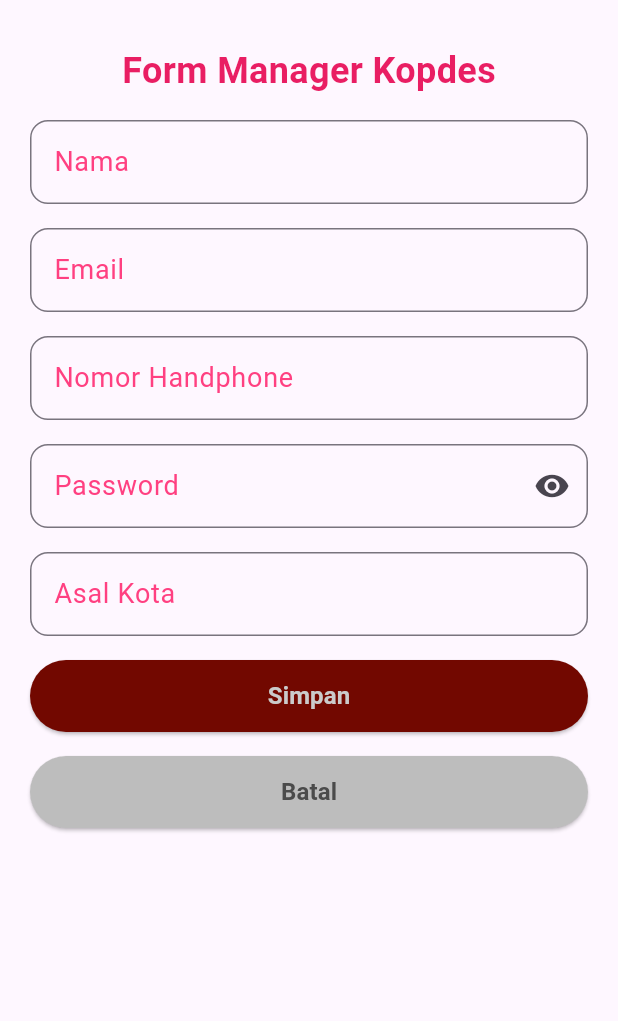
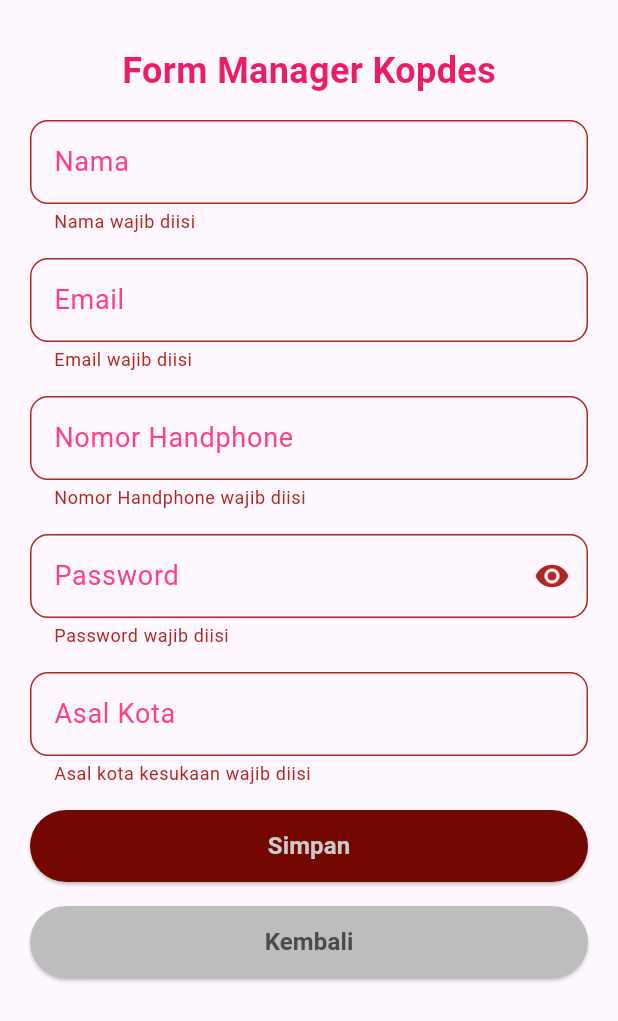
Before and after one commit to minipingu/ppkd_ju_android_dev_dede, a Flutter app: the FormKopdes widget shown alone on an empty page, opened directly with empty values, after a tap on "Simpan", on a phone screen of 412 x 824 dp. Shown: the top 1021 px of the screen. Run offline on Flutter 3.47's test engine with Material 3 defaults, Android fonts, the phone set to English and light mode, and no system bars; our stand-ins replace go_router, google_fonts, shared_preferences, sqflite; missing offline and left inert: android_alarm_manager_plus, flutter_full_screen_intent; accounts and stored records are empty.

Commit message:
update berhasil

```diff
--- a/lib/Tugas12-13/views/form_kopdes.dart
+++ b/lib/Tugas12-13/views/form_kopdes.dart
@@ -24,6 +24,7 @@ class _FormKopdesState extends State<FormKopdes> {
 
   final _formKey = GlobalKey<FormState>();
 
+  int? id;
   final nameController = TextEditingController();
   final emailController = TextEditingController();
   final phoneNumberController = TextEditingController();
@@ -39,6 +40,7 @@ class _FormKopdesState extends State<FormKopdes> {
 
     if (widget.manager != null) {
       final manager = widget.manager!;
+      id = manager.id;
       nameController.text = manager.name;
       emailController.text = manager.email;
       phoneNumberController.text = manager.phone;
@@ -65,6 +67,7 @@ class _FormKopdesState extends State<FormKopdes> {
     }
 
     final manager = ManagerModel(
+      id: id,
       name: name,
       email: email,
       phone: phone,
@@ -80,12 +83,22 @@ class _FormKopdesState extends State<FormKopdes> {
 
     if (success) {
       ScaffoldMessenger.of(context).showSnackBar(
-        const SnackBar(content: Text('Manager berhasil di daftarkan! 😊👍')),
-      );
+        SnackBar(
+          content: Text(
+            widget.readonly == true
+                ? 'Manager berhasil diperbarui! 😊👍'
+                : 'Manager berhasil didaftarkan! 😊👍',
+          ),
+        ),
+      )
     } else {
       ScaffoldMessenger.of(context).showSnackBar(
-        const SnackBar(
-          content: Text('Email atau handphone sudah terdaftar! 😒'),
+        SnackBar(
+          content: Text(
+            widget.readonly == true
+                ? 'Gagal memperbarui data manager! 😒'
+                : 'Email atau handphone sudah terdaftar! 😒',
+          ),
         ),
       );
     }
@@ -110,7 +123,7 @@ class _FormKopdesState extends State<FormKopdes> {
             spacing: 16,
             children: [
               Text(
-                widget.readonly == true
+                readonly == true
                     ? 'Data Manager Kopdes'
                     : 'Form Manager Kopdes',
                 style: TextStyle(
@@ -139,9 +152,11 @@ class _FormKopdesState extends State<FormKopdes> {
                   labelText: 'Nama',
                   hintText: 'Masukkan nama',
                   labelStyle: TextStyle(color: Colors.pinkAccent, fontSize: 18),
-                  border: OutlineInputBorder(
-                    borderRadius: BorderRadius.circular(12),
-                  ),
+                  border: readonly == false || widget.readonly == null
+                      ? OutlineInputBorder(
+                          borderRadius: BorderRadius.circular(12),
+                        )
+                      : InputBorder.none,
                 ),
               ),
               //Email
@@ -163,9 +178,11 @@ class _FormKopdesState extends State<FormKopdes> {
                   labelText: 'Email',
                   labelStyle: TextStyle(color: Colors.pinkAccent, fontSize: 18),
                   hintText: 'Masukkan email',
-                  border: OutlineInputBorder(
-                    borderRadius: BorderRadius.circular(12),
-                  ),
+                  border: readonly == false || widget.readonly == null
+                      ? OutlineInputBorder(
+                          borderRadius: BorderRadius.circular(12),
+                        )
+                      : InputBorder.none,
                 ),
               ),
               //Phone
@@ -187,9 +204,11 @@ class _FormKopdesState extends State<FormKopdes> {
                   labelText: 'Nomor Handphone',
                   labelStyle: TextStyle(color: Colors.pinkAccent, fontSize: 18),
                   hintText: 'Masukkan Nomor',
-                  border: OutlineInputBorder(
-                    borderRadius: BorderRadius.circular(12),
-                  ),
+                  border: readonly == false || widget.readonly == null
+                      ? OutlineInputBorder(
+                          borderRadius: BorderRadius.circular(12),
+                        )
+                      : InputBorder.none,
                 ),
               ),
               // Password
@@ -222,9 +241,11 @@ class _FormKopdesState extends State<FormKopdes> {
                       _obscurePass ? Icons.visibility : Icons.visibility_off,
                     ),
                   ),
-                  border: OutlineInputBorder(
-                    borderRadius: BorderRadius.circular(12),
-                  ),
+                  border: readonly == false || widget.readonly == null
+                      ? OutlineInputBorder(
+                          borderRadius: BorderRadius.circular(12),
+                        )
+                      : InputBorder.none,
                 ),
               ),
               //City
@@ -246,9 +267,11 @@ class _FormKopdesState extends State<FormKopdes> {
                   labelText: 'Asal Kota',
                   labelStyle: TextStyle(color: Colors.pinkAccent, fontSize: 18),
                   hintText: 'Misal: Jakarta Utara',
-                  border: OutlineInputBorder(
-                    borderRadius: BorderRadius.circular(12),
-                  ),
+                  border: readonly == false || widget.readonly == null
+                      ? OutlineInputBorder(
+                          borderRadius: BorderRadius.circular(12),
+                        )
+                      : InputBorder.none,
                 ),
               ),
 
@@ -262,17 +285,14 @@ class _FormKopdesState extends State<FormKopdes> {
                         readonly = false;
                       });
                       focusNama();
+                    } else {
+                      if (_formKey.currentState!.validate()) {
+                        submit();
+                        Navigator.pop(context);
+                        widget.onAdd();
+                        _formKey.currentState!.reset();
+                      }
                     }
-
-                    // if ((readonly == false && widget.readonly != null) ||
-                    //     widget.readonly == null) {
-                    //   if (_formKey.currentState!.validate()) {
-                    //     submit();
-                    //     Navigator.pop(context);
-                    //     widget.onAdd();
-                    //     _formKey.currentState!.reset();
-                    //   }
-                    // }
                   },
                   style: ElevatedButton.styleFrom(
                     backgroundColor: const Color.fromARGB(255, 114, 8, 0),
@@ -300,7 +320,7 @@ class _FormKopdesState extends State<FormKopdes> {
                     backgroundColor: const Color.fromARGB(255, 189, 189, 189),
                   ),
                   child: const Text(
-                    'Batal',
+                    'Kembali',
                     style: TextStyle(
                       color: Color.fromARGB(255, 75, 75, 75),
                       fontWeight: .w700,
```
